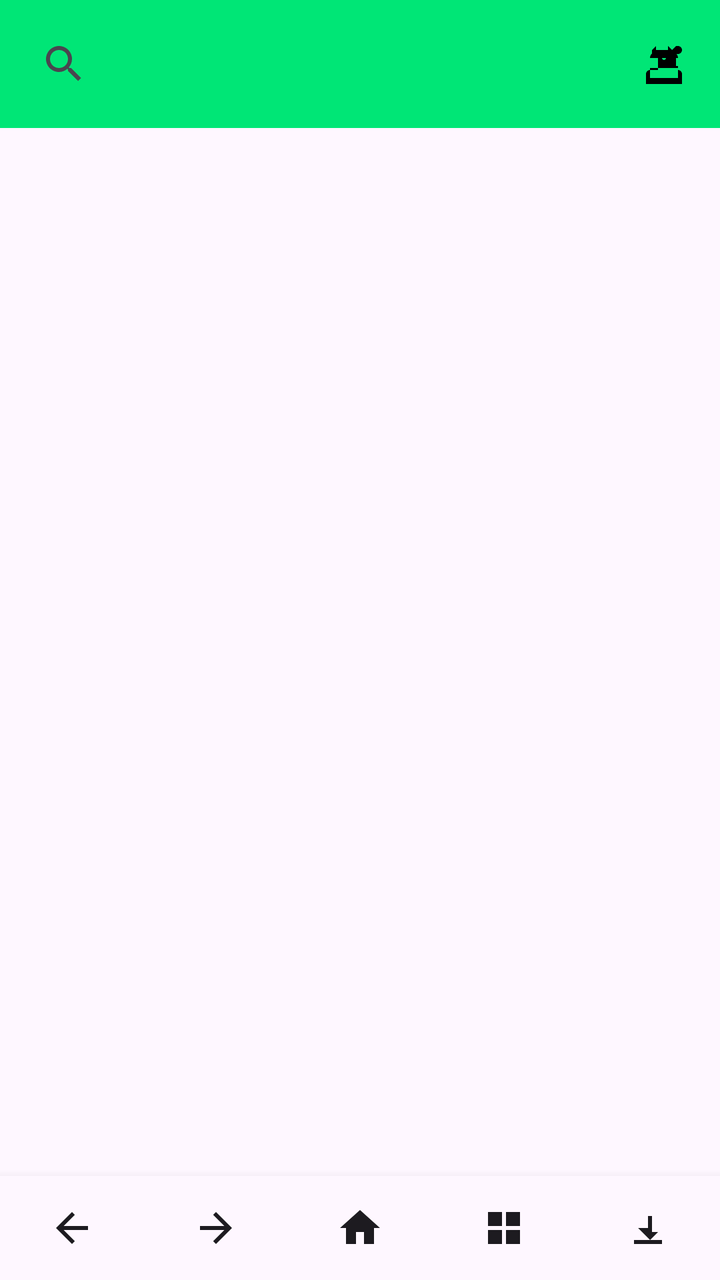
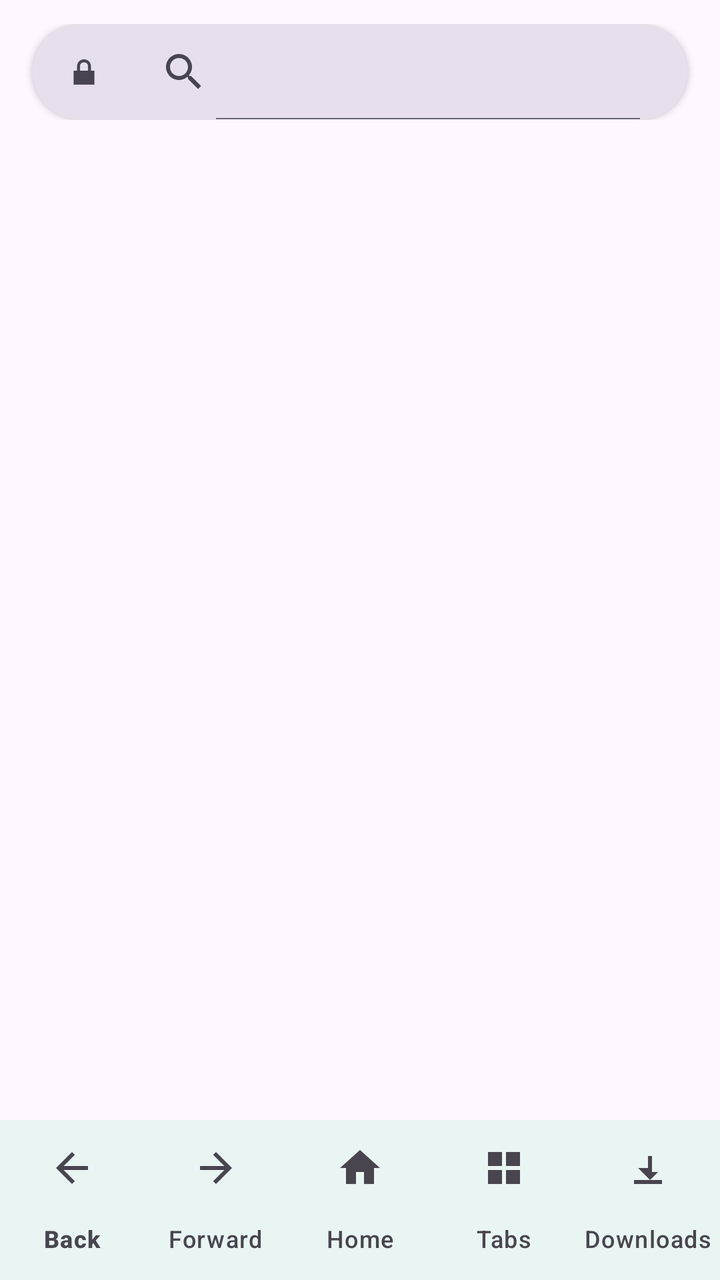

Screens rendered from an Android XML layout before and after an edit, with the pre-edit source and the edit as a unified diff.
<!-- AndroidManifest.xml: activity theme Theme.VrVideo.NoActionBar -->
<!-- res/layout/activity_main.xml -->
<?xml version="1.0" encoding="utf-8"?>
<LinearLayout xmlns:android="http://schemas.android.com/apk/res/android"
    xmlns:app="http://schemas.android.com/apk/res-auto"
    android:id="@+id/browserRoot"
    android:layout_width="match_parent"
    android:layout_height="match_parent"
    android:orientation="vertical"
    android:background="?attr/colorSurface">

    
    <HorizontalScrollView
        android:id="@+id/tabStrip"
        android:layout_width="match_parent"
        android:layout_height="40dp"
        android:scrollbars="none"
        android:background="?attr/colorSurface"
        android:visibility="gone">

        <LinearLayout
            android:id="@+id/tabStripContainer"
            android:layout_width="wrap_content"
            android:layout_height="match_parent"
            android:orientation="horizontal"
            android:paddingHorizontal="4dp" />
    </HorizontalScrollView>

    
    <LinearLayout
        android:layout_width="match_parent"
        android:layout_height="wrap_content"
        android:orientation="horizontal"
        android:padding="8dp"
        android:background="?attr/colorPrimary">

        <androidx.appcompat.widget.SearchView
            android:id="@+id/searchBox"
            android:layout_width="0dp"
            android:layout_height="wrap_content"
            android:layout_weight="1"
            android:iconifiedByDefault="false"
            android:queryHint="@string/hint_url_or_search"
            android:textColorHint="@color/md_theme_onPrimary" />

        <ImageButton
            android:id="@+id/menuBtn"
            android:layout_width="40dp"
            android:layout_height="40dp"
            android:layout_gravity="center_vertical"
            android:background="?attr/selectableItemBackgroundBorderless"
            android:src="@drawable/ic_menu"
            android:contentDescription="@string/action_menu"
            android:tint="@color/md_theme_onPrimary" />
    </LinearLayout>

    
    <FrameLayout
        android:id="@+id/webViewContainer"
        android:layout_width="match_parent"
        android:layout_height="0dp"
        android:layout_weight="1" />

    
    <LinearLayout
        android:id="@+id/bottomBar"
        android:layout_width="match_parent"
        android:layout_height="52dp"
        android:orientation="horizontal"
        android:background="?attr/colorSurface"
        android:elevation="8dp">

        <ImageButton
            android:id="@+id/btnBack"
            android:layout_width="0dp"
            android:layout_height="match_parent"
            android:layout_weight="1"
            android:background="?attr/selectableItemBackgroundBorderless"
            android:src="@drawable/ic_back"
            android:contentDescription="@string/action_back"
            app:tint="?attr/colorOnSurface" />

        <ImageButton
            android:id="@+id/btnForward"
            android:layout_width="0dp"
            android:layout_height="match_parent"
            android:layout_weight="1"
            android:background="?attr/selectableItemBackgroundBorderless"
            android:src="@drawable/ic_forward"
            android:contentDescription="@string/action_forward"
            app:tint="?attr/colorOnSurface" />

        <ImageButton
            android:id="@+id/btnHome"
            android:layout_width="0dp"
            android:layout_height="match_parent"
            android:layout_weight="1"
            android:background="?attr/selectableItemBackgroundBorderless"
            android:src="@drawable/ic_home"
            android:contentDescription="@string/action_home"
            app:tint="?attr/colorOnSurface" />

        <ImageButton
            android:id="@+id/btnTabs"
            android:layout_width="0dp"
            android:layout_height="match_parent"
            android:layout_weight="1"
            android:background="?attr/selectableItemBackgroundBorderless"
            android:src="@drawable/ic_tabs"
            android:contentDescription="@string/action_tabs"
            app:tint="?attr/colorOnSurface" />

        <ImageButton
            android:id="@+id/btnDownloads"
            android:layout_width="0dp"
            android:layout_height="match_parent"
            android:layout_weight="1"
            android:background="?attr/selectableItemBackgroundBorderless"
            android:src="@drawable/ic_download"
            android:contentDescription="@string/menu_downloads"
            app:tint="?attr/colorOnSurface" />
    </LinearLayout>

</LinearLayout>
<!-- resources referenced by this layout -->
<resources>
  <color name="md_theme_onPrimary">#000000</color>
  <!-- drawable ic_back (drawable) -->
  <vector xmlns:android="http://schemas.android.com/apk/res/android"
      android:width="24dp"
      android:height="24dp"
      android:viewportWidth="24"
      android:viewportHeight="24">
      <path
          android:fillColor="#FF000000"
          android:pathData="M20,11H7.83l5.59,-5.59L12,4l-8,8 8,8 1.41,-1.41L7.83,13H20v-2z" />
  </vector>
  <!-- drawable ic_download (drawable) -->
  <?xml version="1.0" encoding="utf-8"?>
  <vector xmlns:android="http://schemas.android.com/apk/res/android"
      android:width="24dp"
      android:height="24dp"
      android:viewportWidth="24"
      android:viewportHeight="24">
      <path
          android:fillColor="#FFFFFF"
          android:pathData="M5,20h14v-2H5v2zm8-2l4-4h-3V6h-2v6H7l5,5z"/>
  </vector>
  <!-- drawable ic_forward (drawable) -->
  <vector xmlns:android="http://schemas.android.com/apk/res/android"
      android:width="24dp"
      android:height="24dp"
      android:viewportWidth="24"
      android:viewportHeight="24">
      <path
          android:fillColor="#FF000000"
          android:pathData="M4,13h12.17l-5.59,5.59L12,20l8,-8 -8,-8 -1.42,1.41L16.17,11H4v2z" />
  </vector>
  <!-- drawable ic_home (drawable) -->
  <vector xmlns:android="http://schemas.android.com/apk/res/android"
      android:width="24dp"
      android:height="24dp"
      android:viewportWidth="24"
      android:viewportHeight="24">
      <path
          android:fillColor="#FF000000"
          android:pathData="M10,20v-6h4v6h5v-8h3L12,3 2,12h3v8z" />
  </vector>
  <!-- drawable ic_menu (drawable) -->
  <?xml version="1.0" encoding="utf-8"?>
  <vector xmlns:android="http://schemas.android.com/apk/res/android"
      android:width="24dp"
      android:height="24dp"
      android:viewportWidth="24"
      android:viewportHeight="24">
      <path
          android:fillColor="#FFFFFF"
          android:pathData="M19,13h-1V7h1c1.1,0 2-.9 2-2s-.9-2-2-2h-1V3l-2,2-2-2v2H8V3L6,5 6,7H7c1.1,0 2,.9 2,2v6H5c-1.1,0-2,.9-2,2v5h18v-5c0-1.1-.9-2-2-2zM5,9h14c0-1.66-1.34-3-3-3H8c-1.66,0-3,1.34-3,3v4H5V9zm14,10H5v-5h14v5zm-7-9c-.55,0-1-.45-1-1s.45-1 1-1 1 .45 1 1-.45 1-1 1z"/>
  </vector>
  <!-- drawable ic_tabs (drawable) -->
  <vector xmlns:android="http://schemas.android.com/apk/res/android"
      android:width="24dp"
      android:height="24dp"
      android:viewportWidth="24"
      android:viewportHeight="24">
      <path
          android:fillColor="#FF000000"
          android:pathData="M4,4h7v7H4zM13,4h7v7h-7zM4,13h7v7H4zM13,13h7v7h-7z" />
  </vector>
  <string name="action_back">Back</string>
  <string name="action_forward">Forward</string>
  <string name="action_home">Home</string>
  <string name="action_menu">Menu</string>
  <string name="action_tabs">Tabs</string>
  <string name="hint_url_or_search">Search or enter URL</string>
  <string name="menu_downloads">Downloads</string>
  <style name="Theme.VrVideo.NoActionBar" parent="Theme.VrVideo">
          <item name="windowActionBar">false</item>
          <item name="windowNoTitle">true</item>
          <item name="android:windowFullscreen">true</item>
      </style>
  <style name="Theme.VrVideo" parent="Theme.Material3.DayNight.NoActionBar">
          <item name="colorPrimary">@color/md_theme_primary</item>
          <item name="colorOnPrimary">@color/md_theme_onPrimary</item>
          <item name="colorSecondary">@color/md_theme_secondary</item>
          <item name="android:windowBackground">@color/md_theme_background</item>
          <item name="android:statusBarColor">?attr/colorPrimary</item>
          <item name="android:navigationBarColor">?attr/colorSurface</item>
          <item name="android:textColorPrimary">?attr/colorOnBackground</item>
          <item name="android:textColorSecondary">?attr/colorOnSurfaceVariant</item>
          <item name="android:forceDarkAllowed">true</item>
      </style>
  <color name="md_theme_primary">#00E676</color>
  <color name="md_theme_secondary">#03DAC6</color>
  <color name="md_theme_background">#121212</color>
</resources>

<!-- the commit's change to res/layout/activity_main.xml (unified diff, before → after) -->
@@ -1,122 +1,115 @@
 <?xml version="1.0" encoding="utf-8"?>
-<LinearLayout xmlns:android="http://schemas.android.com/apk/res/android"
+<androidx.coordinatorlayout.widget.CoordinatorLayout xmlns:android="http://schemas.android.com/apk/res/android"
     xmlns:app="http://schemas.android.com/apk/res-auto"
     android:id="@+id/browserRoot"
     android:layout_width="match_parent"
     android:layout_height="match_parent"
-    android:orientation="vertical"
     android:background="?attr/colorSurface">
-
-    
-    <HorizontalScrollView
-        android:id="@+id/tabStrip"
-        android:layout_width="match_parent"
-        android:layout_height="40dp"
-        android:scrollbars="none"
-        android:background="?attr/colorSurface"
-        android:visibility="gone">
-
-        <LinearLayout
-            android:id="@+id/tabStripContainer"
-            android:layout_width="wrap_content"
-            android:layout_height="match_parent"
-            android:orientation="horizontal"
-            android:paddingHorizontal="4dp" />
-    </HorizontalScrollView>
 
     
     <LinearLayout
         android:layout_width="match_parent"
-        android:layout_height="wrap_content"
-        android:orientation="horizontal"
-        android:padding="8dp"
-        android:background="?attr/colorPrimary">
+        android:layout_height="match_parent"
+        android:orientation="vertical"
+        android:background="?attr/colorSurface"
+        android:fitsSystemWindows="true"
+        app:layout_behavior="@string/appbar_scrolling_view_behavior">
 
-        <androidx.appcompat.widget.SearchView
-            android:id="@+id/searchBox"
-            android:layout_width="0dp"
+        
+        <FrameLayout
+            android:id="@+id/addressBarContainer"
+            android:layout_width="match_parent"
             android:layout_height="wrap_content"
-            android:layout_weight="1"
-            android:iconifiedByDefault="false"
-            android:queryHint="@string/hint_url_or_search"
-            android:textColorHint="@color/md_theme_onPrimary" />
+            android:layout_margin="12dp"
+            android:padding="0dp">
 
-        <ImageButton
-            android:id="@+id/menuBtn"
-            android:layout_width="40dp"
-            android:layout_height="40dp"
-            android:layout_gravity="center_vertical"
-            android:background="?attr/selectableItemBackgroundBorderless"
-            android:src="@drawable/ic_menu"
-            android:contentDescription="@string/action_menu"
-            android:tint="@color/md_theme_onPrimary" />
+            <androidx.cardview.widget.CardView
+                android:layout_width="match_parent"
+                android:layout_height="48dp"
+                android:layout_marginHorizontal="4dp"
+                app:cardBackgroundColor="?attr/colorSurfaceVariant"
+                app:cardCornerRadius="24dp"
+                app:cardElevation="2dp">
+
+                <LinearLayout
+                    android:layout_width="match_parent"
+                    android:layout_height="match_parent"
+                    android:orientation="horizontal"
+                    android:gravity="center_vertical"
+                    android:paddingHorizontal="16dp">
+
+                    
+                    <ImageView
+                        android:id="@+id/ivSiteSecurity"
+                        android:layout_width="20dp"
+                        android:layout_height="20dp"
+                        android:src="@android:drawable/ic_lock_lock"
+                        android:contentDescription="@string/site_security"
+                        android:tint="?attr/colorOnSurfaceVariant" />
+
+                    
+                    <androidx.appcompat.widget.SearchView
+                        android:id="@+id/searchBox"
+                        android:layout_width="0dp"
+                        android:layout_height="match_parent"
+                        android:layout_weight="1"
+                        android:layout_marginStart="8dp"
+                        android:iconifiedByDefault="false"
+                        android:queryHint="@string/hint_url_or_search"
+                        android:textColor="?attr/colorOnSurface"
+                        android:textColorHint="?attr/colorOnSurfaceVariant"
+                        app:iconifiedByDefault="false" />
+
+                    
+                    <TextView
+                        android:id="@+id/tvTabCount"
+                        android:layout_width="28dp"
+                        android:layout_height="28dp"
+                        android:layout_marginStart="8dp"
+                        android:background="@drawable/bg_tab_count_badge"
+                        android:gravity="center"
+                        android:text="1"
+                        android:textColor="@color/md_theme_onPrimary"
+                        android:textSize="12sp"
+                        android:textStyle="bold"
+                        android:visibility="gone" />
+
+                </LinearLayout>
+            </androidx.cardview.widget.CardView>
+        </FrameLayout>
+
+        
+        <FrameLayout
+            android:id="@+id/webViewContainer"
+            android:layout_width="match_parent"
+            android:layout_height="0dp"
+            android:layout_weight="1" />
+
+        
+        <com.google.android.material.button.MaterialButton
+            android:id="@+id/btnFloatingDownload"
+            android:layout_width="wrap_content"
+            android:layout_height="48dp"
+            android:layout_gravity="center_horizontal"
+            android:layout_marginBottom="8dp"
+            android:text="@string/action_download"
+            app:icon="@drawable/ic_download"
+            app:cornerRadius="24dp"
+            android:visibility="gone" />
+
     </LinearLayout>
 
     
-    <FrameLayout
-        android:id="@+id/webViewContainer"
+    <com.google.android.material.bottomnavigation.BottomNavigationView
+        android:id="@+id/bottomNav"
         android:layout_width="match_parent"
-        android:layout_height="0dp"
-        android:layout_weight="1" />
+        android:layout_height="wrap_content"
+        android:layout_gravity="bottom"
+        android:background="?attr/colorSurface"
+        app:menu="@menu/bottom_nav_menu"
+        app:itemIconTint="?attr/colorOnSurfaceVariant"
+        app:itemTextColor="?attr/colorOnSurfaceVariant"
+        app:labelVisibilityMode="labeled"
+        app:itemRippleColor="@color/md_theme_primary" />
 
-    
-    <LinearLayout
-        android:id="@+id/bottomBar"
-        android:layout_width="match_parent"
-        android:layout_height="52dp"
-        android:orientation="horizontal"
-        android:background="?attr/colorSurface"
-        android:elevation="8dp">
-
-        <ImageButton
-            android:id="@+id/btnBack"
-            android:layout_width="0dp"
-            android:layout_height="match_parent"
-            android:layout_weight="1"
-            android:background="?attr/selectableItemBackgroundBorderless"
-            android:src="@drawable/ic_back"
-            android:contentDescription="@string/action_back"
-            app:tint="?attr/colorOnSurface" />
-
-        <ImageButton
-            android:id="@+id/btnForward"
-            android:layout_width="0dp"
-            android:layout_height="match_parent"
-            android:layout_weight="1"
-            android:background="?attr/selectableItemBackgroundBorderless"
-            android:src="@drawable/ic_forward"
-            android:contentDescription="@string/action_forward"
-            app:tint="?attr/colorOnSurface" />
-
-        <ImageButton
-            android:id="@+id/btnHome"
-            android:layout_width="0dp"
-            android:layout_height="match_parent"
-            android:layout_weight="1"
-            android:background="?attr/selectableItemBackgroundBorderless"
-            android:src="@drawable/ic_home"
-            android:contentDescription="@string/action_home"
-            app:tint="?attr/colorOnSurface" />
-
-        <ImageButton
-            android:id="@+id/btnTabs"
-            android:layout_width="0dp"
-            android:layout_height="match_parent"
-            android:layout_weight="1"
-            android:background="?attr/selectableItemBackgroundBorderless"
-            android:src="@drawable/ic_tabs"
-            android:contentDescription="@string/action_tabs"
-            app:tint="?attr/colorOnSurface" />
-
-        <ImageButton
-            android:id="@+id/btnDownloads"
-            android:layout_width="0dp"
-            android:layout_height="match_parent"
-            android:layout_weight="1"
-            android:background="?attr/selectableItemBackgroundBorderless"
-            android:src="@drawable/ic_download"
-            android:contentDescription="@string/menu_downloads"
-            app:tint="?attr/colorOnSurface" />
-    </LinearLayout>
-
-</LinearLayout>
+</androidx.coordinatorlayout.widget.CoordinatorLayout>
<!-- resource entries referenced after the edit -->
@@ -1,16 +1,6 @@
 <!-- resources referenced by this layout -->
 <resources>
   <color name="md_theme_onPrimary">#000000</color>
-  <!-- drawable ic_back (drawable) -->
-  <vector xmlns:android="http://schemas.android.com/apk/res/android"
-      android:width="24dp"
-      android:height="24dp"
-      android:viewportWidth="24"
-      android:viewportHeight="24">
-      <path
-          android:fillColor="#FF000000"
-          android:pathData="M20,11H7.83l5.59,-5.59L12,4l-8,8 8,8 1.41,-1.41L7.83,13H20v-2z" />
-  </vector>
   <!-- drawable ic_download (drawable) -->
   <?xml version="1.0" encoding="utf-8"?>
   <vector xmlns:android="http://schemas.android.com/apk/res/android"
@@ -22,54 +12,9 @@
           android:fillColor="#FFFFFF"
           android:pathData="M5,20h14v-2H5v2zm8-2l4-4h-3V6h-2v6H7l5,5z"/>
   </vector>
-  <!-- drawable ic_forward (drawable) -->
-  <vector xmlns:android="http://schemas.android.com/apk/res/android"
-      android:width="24dp"
-      android:height="24dp"
-      android:viewportWidth="24"
-      android:viewportHeight="24">
-      <path
-          android:fillColor="#FF000000"
-          android:pathData="M4,13h12.17l-5.59,5.59L12,20l8,-8 -8,-8 -1.42,1.41L16.17,11H4v2z" />
-  </vector>
-  <!-- drawable ic_home (drawable) -->
-  <vector xmlns:android="http://schemas.android.com/apk/res/android"
-      android:width="24dp"
-      android:height="24dp"
-      android:viewportWidth="24"
-      android:viewportHeight="24">
-      <path
-          android:fillColor="#FF000000"
-          android:pathData="M10,20v-6h4v6h5v-8h3L12,3 2,12h3v8z" />
-  </vector>
-  <!-- drawable ic_menu (drawable) -->
-  <?xml version="1.0" encoding="utf-8"?>
-  <vector xmlns:android="http://schemas.android.com/apk/res/android"
-      android:width="24dp"
-      android:height="24dp"
-      android:viewportWidth="24"
-      android:viewportHeight="24">
-      <path
-          android:fillColor="#FFFFFF"
-          android:pathData="M19,13h-1V7h1c1.1,0 2-.9 2-2s-.9-2-2-2h-1V3l-2,2-2-2v2H8V3L6,5 6,7H7c1.1,0 2,.9 2,2v6H5c-1.1,0-2,.9-2,2v5h18v-5c0-1.1-.9-2-2-2zM5,9h14c0-1.66-1.34-3-3-3H8c-1.66,0-3,1.34-3,3v4H5V9zm14,10H5v-5h14v5zm-7-9c-.55,0-1-.45-1-1s.45-1 1-1 1 .45 1 1-.45 1-1 1z"/>
-  </vector>
-  <!-- drawable ic_tabs (drawable) -->
-  <vector xmlns:android="http://schemas.android.com/apk/res/android"
-      android:width="24dp"
-      android:height="24dp"
-      android:viewportWidth="24"
-      android:viewportHeight="24">
-      <path
-          android:fillColor="#FF000000"
-          android:pathData="M4,4h7v7H4zM13,4h7v7h-7zM4,13h7v7H4zM13,13h7v7h-7z" />
-  </vector>
-  <string name="action_back">Back</string>
-  <string name="action_forward">Forward</string>
-  <string name="action_home">Home</string>
-  <string name="action_menu">Menu</string>
-  <string name="action_tabs">Tabs</string>
+  <string name="action_download">Download</string>
   <string name="hint_url_or_search">Search or enter URL</string>
-  <string name="menu_downloads">Downloads</string>
+  <string name="site_security">Site security</string>
   <style name="Theme.VrVideo.NoActionBar" parent="Theme.VrVideo">
           <item name="windowActionBar">false</item>
           <item name="windowNoTitle">true</item>
@@ -87,6 +32,12 @@
           <item name="android:forceDarkAllowed">true</item>
       </style>
   <color name="md_theme_primary">#00E676</color>
+  <!-- drawable bg_tab_count_badge (drawable) -->
+  <?xml version="1.0" encoding="utf-8"?>
+  <shape xmlns:android="http://schemas.android.com/apk/res/android" android:shape="oval">
+      <solid android:color="?attr/colorPrimary" />
+      <size android:width="28dp" android:height="28dp" />
+  </shape>
   <color name="md_theme_secondary">#03DAC6</color>
   <color name="md_theme_background">#121212</color>
 </resources>
